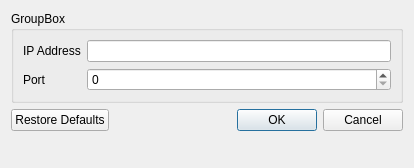
Above: data/Settings.ui from BenediktBurger/temperature-controller before the change. Below: the same form after it.
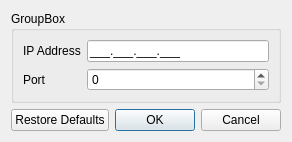
That is the form after the change.

Commit message: Control Panel expanded.

```diff
--- a/data/Settings.ui
+++ b/data/Settings.ui
@@ -6,8 +6,8 @@
    <rect>
     <x>0</x>
     <y>0</y>
-    <width>414</width>
-    <height>168</height>
+    <width>267</width>
+    <height>140</height>
    </rect>
   </property>
   <property name="windowTitle">
@@ -55,7 +55,14 @@
        </widget>
       </item>
       <item row="0" column="1">
-       <widget class="QLineEdit" name="leIP"/>
+       <widget class="QLineEdit" name="leIP">
+        <property name="toolTip">
+         <string>Host IP address.</string>
+        </property>
+        <property name="inputMask">
+         <string>000.000.000.000;_</string>
+        </property>
+       </widget>
       </item>
      </layout>
     </widget>
```
Left out of the diff: 3 changed lines with no effect on the pictures. The commit also changes 3 other files.
